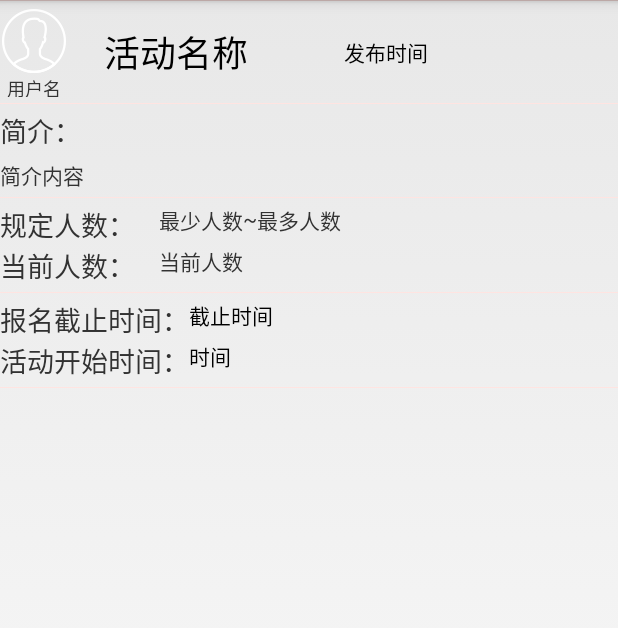
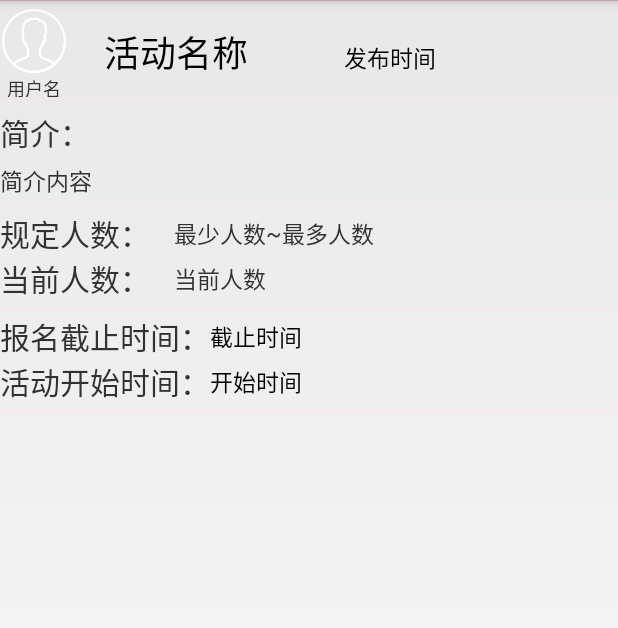
Before and after one commit to Brillins/QuYueCircle, an Android app: the layout activity_list_item.xml on its own in the app's theme, with its tools: preview values and no code run, on a phone screen of 412 x 824 dp. Shown: the top 628 px of the screen. Run offline under Robolectric (Android 15) with nearby library versions, the phone set to English and light mode, and no system bars.

Commit message:
adjust UI

```diff
--- a/app/src/main/res/layout/activity_list_item.xml
+++ b/app/src/main/res/layout/activity_list_item.xml
@@ -22,6 +22,7 @@
 
             <ImageView
                 android:id="@+id/creator_image"
+                android:contentDescription="@string/creator_image"
                 android:layout_width="45dp"
                 android:layout_height="45dp"
                 android:src="@drawable/icon_profile"
@@ -61,9 +62,9 @@
                 android:layout_width="wrap_content"
                 android:layout_height="wrap_content"
                 android:text = "@string/create_time"
-                android:textSize="14sp"
+                android:textSize="15sp"
                 android:textColor="@color/black"
-                android:layout_gravity="center"
+                android:layout_gravity="bottom"
                 android:layout_marginEnd="10dp"/>
 
         </LinearLayout>
@@ -86,7 +87,7 @@
             android:layout_width="match_parent"
             android:layout_height="match_parent"
             android:text="@string/brief"
-            android:textSize="18sp"/>
+            android:textSize="20sp"/>
 
         <TextView
             android:id="@+id/abstract_infor"
@@ -95,7 +96,7 @@
             android:ellipsize="end"
             android:maxLines="3"
             android:text="@string/brief_content"
-            android:textSize="14sp"
+            android:textSize="15sp"
             android:lineSpacingExtra="10dp"
             android:layout_marginTop="5dp"/>
 
@@ -123,28 +124,34 @@
                 android:layout_width="wrap_content"
                 android:layout_height="match_parent"
                 android:text="@string/plan_num_of_people"
-                android:textSize="18sp"/>
+                android:textSize="20sp"/>
 
             <TextView
                 android:id="@+id/plan_number_min"
                 android:layout_width="wrap_content"
                 android:layout_height="match_parent"
                 android:text = "@string/min_num_plan"
-                android:textSize="14sp"
-                android:layout_marginLeft="16dp"/>
+                android:textSize="15sp"
+                android:layout_marginStart="16dp"
+                android:layout_gravity="bottom"
+                android:gravity="center"/>
 
             <TextView
                 android:layout_width="wrap_content"
                 android:layout_height="match_parent"
-                android:text = "~"
-                android:textSize="14sp"/>
+                android:text = "@string/spacer_number"
+                android:textSize="15sp"
+                android:layout_gravity="bottom"
+                android:gravity="center"/>
 
             <TextView
                 android:id="@+id/plan_number_max"
                 android:layout_width="wrap_content"
                 android:layout_height="match_parent"
                 android:text = "@string/max_num_plan"
-                android:textSize="14sp"/>
+                android:textSize="15sp"
+                android:layout_gravity="bottom"
+                android:gravity="center"/>
 
         </LinearLayout>
 
@@ -157,15 +164,17 @@
                 android:layout_width="wrap_content"
                 android:layout_height="match_parent"
                 android:text="@string/current_num_of_people"
-                android:textSize="18sp"/>
+                android:textSize="20sp"/>
 
             <TextView
                 android:id="@+id/current_number"
                 android:layout_width="wrap_content"
                 android:layout_height="match_parent"
                 android:text = "@string/num_current"
-                android:textSize="14sp"
-                android:layout_marginLeft="16dp"/>
+                android:textSize="15sp"
+                android:layout_marginStart="16dp"
+                android:layout_gravity="bottom"
+                android:gravity="center"/>
 
         </LinearLayout>
     </LinearLayout>
@@ -191,7 +200,7 @@
                 android:layout_width="wrap_content"
                 android:layout_height="match_parent"
                 android:text="@string/activity_deadline"
-                android:textSize="18sp"/>
+                android:textSize="20sp"/>
 
 
             <TextView
@@ -199,8 +208,10 @@
                 android:layout_width="wrap_content"
                 android:layout_height="match_parent"
                 android:text = "@string/deadline"
-                android:textSize="14sp"
-                android:textColor="@color/black"/>
+                android:textSize="15sp"
+                android:textColor="@color/black"
+                android:layout_gravity="bottom"
+                android:gravity="center"/>
 
 
         </LinearLayout>
@@ -213,16 +224,18 @@
             <TextView
                 android:layout_width="wrap_content"
                 android:layout_height="match_parent"
-                android:text="活动开始时间："
-                android:textSize="18dp"/>
+                android:text="@string/activity_startTime"
+                android:textSize="20sp"/>
 
             <TextView
                 android:id="@+id/start_time"
                 android:layout_width="wrap_content"
                 android:layout_height="match_parent"
-                android:text = "时间"
-                android:textSize="14dp"
-                android:textColor="@color/black"/>
+                android:text = "@string/start_time"
+                android:textSize="15sp"
+                android:textColor="@color/black"
+                android:layout_gravity="bottom"
+                android:gravity="center"/>
         </LinearLayout>
 
     </LinearLayout>
--- a/app/src/main/res/values/strings.xml
+++ b/app/src/main/res/values/strings.xml
@@ -39,6 +39,7 @@
     <string name="history">历史记录</string>
     <string name="setting">设置</string>
 
+    <string name="creator_image">用户头像</string>
     <string name="activity_name">活动名称</string>
     <string name="create_time">发布时间</string>
     <string name="brief">简介：</string>
@@ -50,7 +51,9 @@
     <string name="num_current">当前人数</string>
     <string name="activity_deadline">报名截止时间：</string>
     <string name="deadline">截止时间</string>
-
+    <string name="activity_startTime">活动开始时间：</string>
+    <string name="start_time">开始时间</string>
+    <string name="spacer_number">~</string>
 
     <string name="error_invalid_email">This email address is invalid</string>
     <string name="error_invalid_password">This password is too short</string>
```
Also changed, not shown: 48 other files.
